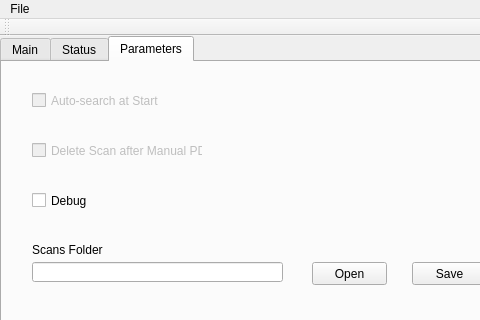
BadamBoum/GestionScans, file src/mainwindow.ui: the form before one commit; both pictures show x 0 to 480 and y 0 to 320 of the 632 by 412 pixel window.
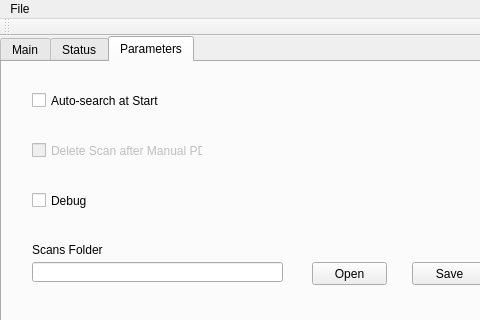
The form after the commit. The open tabs and pages were chosen to show the change.

```diff
--- a/src/mainwindow.ui
+++ b/src/mainwindow.ui
@@ -255,7 +255,7 @@
      </attribute>
      <widget class="QCheckBox" name="ParamAutoSearch">
       <property name="enabled">
-       <bool>false</bool>
+       <bool>true</bool>
       </property>
       <property name="geometry">
        <rect>
```
Left out of the diff: 2 changed lines with no effect on the pictures.
